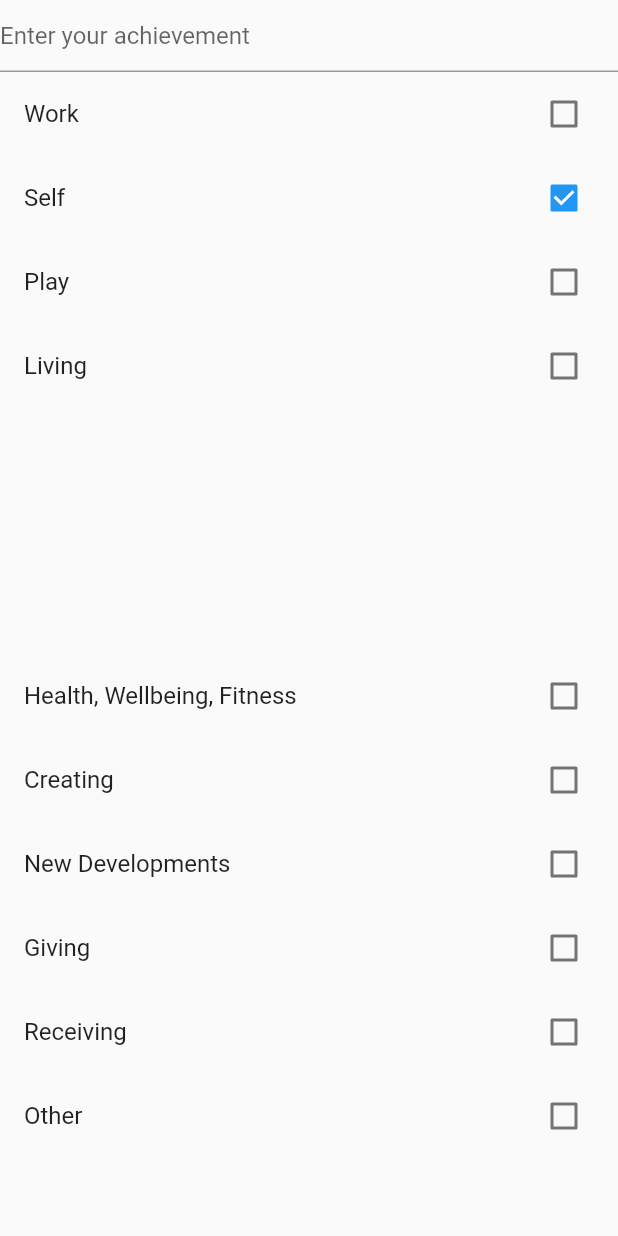
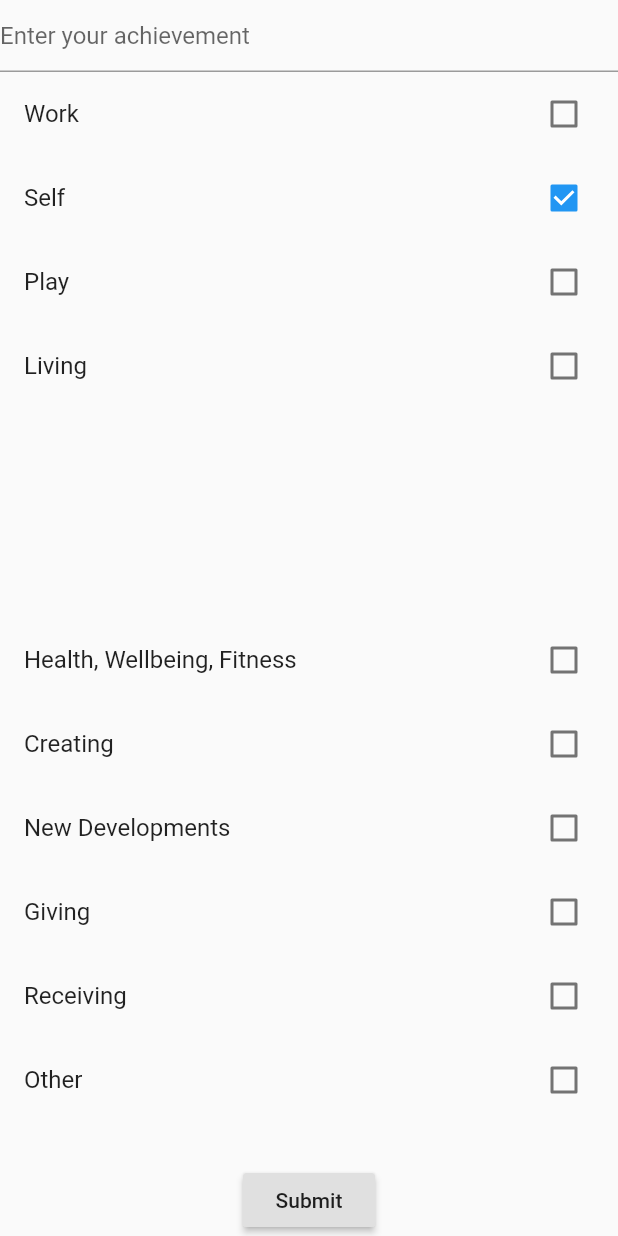
Before and after one commit to gdharris1000/got-this-flutter, a Flutter app: the screen it shows after launch, on a phone screen of 412 x 824 dp. Run offline on Flutter 3.47's test engine with Material 2 defaults, Android fonts, the phone set to English and light mode, and no system bars.

```diff
--- a/lib/screens/home.dart
+++ b/lib/screens/home.dart
@@ -69,6 +69,10 @@ class _HomeScreenState extends State<HomeScreen> {
                 },
                 itemCount: tags.length),
           ),
+          RaisedButton(
+            child: Text('Submit'),
+            onPressed: () {},
+          )
         ],
       )),
     );
--- a/pubspec.yaml
+++ b/pubspec.yaml
@@ -30,6 +30,9 @@ dependencies:
   cupertino_icons: ^0.1.3
   font_awesome_flutter: ^8.8.1
   email_validator: '^1.0.0'
+  firebase_core: ^0.4.5
+  firebase_auth: ^0.16.1
+  cloud_firestore: ^0.13.6
 
 dev_dependencies:
   flutter_test:
```
Also changed, not shown: pubspec.lock, 8 other files.
